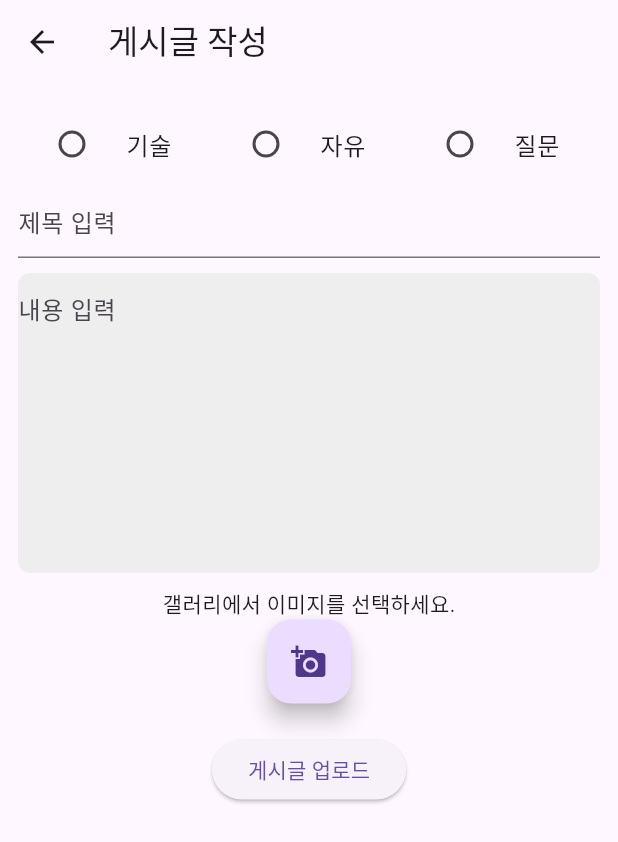
After one commit to Men-Who-Are-Crazy-About-Coffee/Copick, a Flutter app: the BoardListPage screen opened by its route, after a tap on the "post add" icon, on a phone screen of 412 x 824 dp. The commit adds this screen. Shown: the top 842 px of the screen. Run offline on Flutter 3.47's test engine with Material 3 defaults, Android fonts, the phone set to English and light mode, and no system bars; our stand-ins replace camera, dio, image_picker; network calls fail.

Commit message:
feat: 게시판 글쓰기 진행중..

```diff
--- a/fe/lib/constants.dart
+++ b/fe/lib/constants.dart
@@ -1,11 +1,20 @@
 import 'package:flutter/material.dart';
 
 class ThemeColors {
-  final color0 = const Color(0xFFFFFFFF);
-  final color1 = const Color(0xFFCCD5AE);
-  final color2 = const Color(0xFFE9EDC9);
-  final color3 = const Color(0xFFFEFAE0);
-  final color4 = const Color(0xFFFAEDCD);
-  final color5 = const Color(0xFFD4A373);
-  final color6 = const Color(0xFF000000);
+  final _white = const Color(0xFFFFFFFF);
+  final _gray = const Color.fromRGBO(238, 238, 238, 1);
+  final _color1 = const Color(0xFFCCD5AE);
+  final _color2 = const Color(0xFFE9EDC9);
+  final _color3 = const Color(0xFFFEFAE0);
+  final _color4 = const Color(0xFFFAEDCD);
+  final _color5 = const Color(0xFFD4A373);
+  final _black = const Color(0xFF000000);
+  get white => _white;
+  get gray => _gray;
+  get black => _black;
+  get color1 => _color1;
+  get color2 => _color2;
+  get color3 => _color3;
+  get color4 => _color4;
+  get color5 => _color5;
 }
--- a/fe/lib/src/screens/board_list.dart
+++ b/fe/lib/src/screens/board_list.dart
@@ -1,4 +1,5 @@
 import 'package:fe/src/screens/board_container.dart';
+import 'package:fe/src/screens/board_write.dart';
 import 'package:flutter/material.dart';
 
 class BoardListPage extends StatelessWidget {
@@ -15,22 +16,22 @@ class BoardListPage extends StatelessWidget {
 
   @override
   Widget build(BuildContext context) {
-    return MaterialApp(
-      home: Scaffold(
+    return Scaffold(
+      appBar: AppBar(title: const Text('자유 게시판')),
       body: SingleChildScrollView(
+        child: Center(
+          child: SizedBox(
+            width: 500,
             child: Column(
+              crossAxisAlignment: CrossAxisAlignment.end,
               children: [
-              const SizedBox(height: 30),
-              const Row(
-                children: [
-                  SizedBox(width: 20),
-                  Text(
-                    "자유 게시판",
-                    style: TextStyle(fontSize: 20, fontWeight: FontWeight.w600),
-                  ),
-                ],
-              ),
                 const SizedBox(height: 20),
+                IconButton(
+                    onPressed: () => Navigator.push(
+                        context,
+                        MaterialPageRoute(
+                            builder: (context) => const BoardWritePage())),
+                    icon: const Icon(Icons.post_add)),
                 BoardContainer(
                   coffeeImg: coffeeImg,
                   memberNickName: memberNickName,
@@ -51,6 +52,7 @@ class BoardListPage extends StatelessWidget {
             ),
           ),
         ),
+      ),
     );
   }
 }
--- /dev/null
+++ b/fe/lib/src/screens/board_write.dart
@@ -0,0 +1,188 @@
+import 'dart:io';
+
+import 'package:fe/constants.dart';
+import 'package:flutter/foundation.dart';
+import 'package:flutter/material.dart';
+import 'package:dio/dio.dart';
+import 'package:image_picker/image_picker.dart';
+
+class BoardWritePage extends StatefulWidget {
+  const BoardWritePage({super.key});
+
+  @override
+  _BoardWritePageState createState() => _BoardWritePageState();
+}
+
+class _BoardWritePageState extends State<BoardWritePage> {
+  String? _selectedDomain;
+
+  XFile? image;
+
+  Future getImage() async {
+    final pickedFile =
+        await ImagePicker().pickImage(source: ImageSource.gallery);
+
+    setState(() {
+      if (pickedFile != null) {
+        image = pickedFile;
+      } else {
+        print('이미지가 선택되지 않았습니다.');
+      }
+    });
+  }
+
+  final TextEditingController _titleController = TextEditingController();
+  final TextEditingController _contentController = TextEditingController();
+  final TextEditingController _upfilesController = TextEditingController();
+
+  Future<void> _submitPost() async {
+    var dio = Dio();
+    const String apiUrl = "여기에_API_엔드포인트_URL을_입력하세요";
+
+    try {
+      Response response = await dio.post(apiUrl, data: {
+        "domain": _selectedDomain,
+        "title": _titleController.text,
+        "content": _contentController.text,
+        "upfiles": [_upfilesController.text], // 리스트 형태로 전송
+      });
+
+      if (response.statusCode == 200) {
+        // 성공적으로 데이터를 보냈을 때의 처리
+        print("게시글이 성공적으로 업로드되었습니다.");
+      } else {
+        // 에러 처리
+        print("게시글 업로드에 실패했습니다.");
+      }
+    } catch (e) {
+      print("에러 발생: $e");
+    }
+  }
+
+  @override
+  Widget build(BuildContext context) {
+    ThemeColors themeColors = ThemeColors();
+    return Scaffold(
+      appBar: AppBar(title: const Text('게시글 작성')),
+      body: SingleChildScrollView(
+        child: Center(
+          child: SizedBox(
+            width: 500,
+            child: Padding(
+              padding: const EdgeInsets.all(12.0),
+              child: Column(
+                children: [
+                  Row(
+                    children: <Widget>[
+                      Expanded(
+                        child: RadioListTile<String>(
+                          title: const Text('기술'),
+                          value: "Domain.Tech",
+                          groupValue: _selectedDomain,
+                          onChanged: (String? value) {
+                            setState(() {
+                              _selectedDomain = value;
+                            });
+                          },
+                        ),
+                      ),
+                      Expanded(
+                        child: RadioListTile<String>(
+                          title: const Text('자유'),
+                          value: "자유",
+                          groupValue: _selectedDomain,
+                          onChanged: (String? value) {
+                            setState(() {
+                              _selectedDomain = value;
+                            });
+                          },
+                        ),
+                      ),
+                      Expanded(
+                        child: RadioListTile<String>(
+                          title: const Text('질문'),
+                          value: "질문",
+                          groupValue: _selectedDomain,
+                          onChanged: (String? value) {
+                            setState(() {
+                              _selectedDomain = value;
+                            });
+                          },
+                        ),
+                      ),
+                    ],
+                  ),
+                  TextField(
+                    controller: _titleController,
+                    decoration: const InputDecoration(hintText: '제목 입력'),
+                  ),
+                  Padding(
+                    padding: const EdgeInsets.symmetric(vertical: 10),
+                    child: Container(
+                      height: 200,
+                      decoration: BoxDecoration(
+                        color: themeColors.gray,
+                        borderRadius: BorderRadius.circular(8),
+                        shape: BoxShape.rectangle,
+                      ),
+                      child: const TextField(
+                        keyboardType: TextInputType.multiline,
+                        maxLines: null,
+                        decoration: InputDecoration(
+                          hintText: '내용 입력',
+                          border: InputBorder.none,
+                        ),
+                      ),
+                    ),
+                  ),
+                  Center(
+                    child: image == null
+                        ? const Text('갤러리에서 이미지를 선택하세요.')
+                        : ImageContainer(image: image),
+                  ),
+                  FloatingActionButton(
+                    onPressed: getImage,
+                    tooltip: '이미지 선택',
+                    child: const Icon(Icons.add_a_photo),
+                  ),
+                  const SizedBox(height: 20),
+                  ElevatedButton(
+                    onPressed: _submitPost,
+                    child: const Text('게시글 업로드'),
+                  ),
+                ],
+              ),
+            ),
+          ),
+        ),
+      ),
+    );
+  }
+}
+
+class ImageContainer extends StatelessWidget {
+  final XFile? _image;
+
+  const ImageContainer({
+    super.key,
+    required XFile? image,
+  }) : _image = image;
+
+  @override
+  Widget build(BuildContext context) {
+    return Padding(
+      padding: const EdgeInsets.all(4.0),
+      child: Container(
+        decoration: BoxDecoration(
+          borderRadius: BorderRadius.circular(4),
+          border: Border.all(width: 1, color: Colors.black),
+        ),
+        width: 50,
+        height: 50,
+        child: kIsWeb
+            ? Image.network(_image!.path)
+            : Image.file(File(_image!.path)),
+      ),
+    );
+  }
+}
--- a/fe/pubspec.yaml
+++ b/fe/pubspec.yaml
@@ -39,6 +39,9 @@ dependencies:
   provider: ^6.1.2
   dio: ^5.4.1
   image_picker: ^1.0.7
+  multi_image_picker: ^4.8.0 # 이 버전은 예시로 제공되며, 사용 시 최신 버전을 확인해주세요.
+
+
 
 
 
```
Also changed, not shown: fe/lib/main.dart (+5 -25 lines), fe/lib/routes.dart (+18 -4 lines), fe/lib/src/screens/camera.dart (+1 -14 lines), fe/lib/src/screens/profile_page.dart (+15 -24 lines), fe/pubspec.lock. Lines whose indentation alone changed are shown as unchanged.
